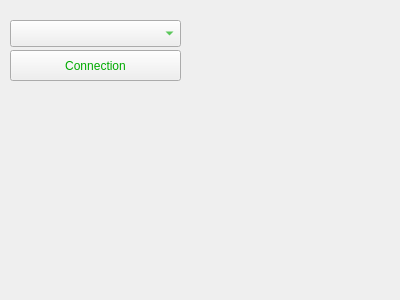
Above: Programmations/Qt/Version-1.0.0/Rover-Pilot/communicationserie.ui from Almisuifre/POSL-ROVER before the change. Below: the same form after it.
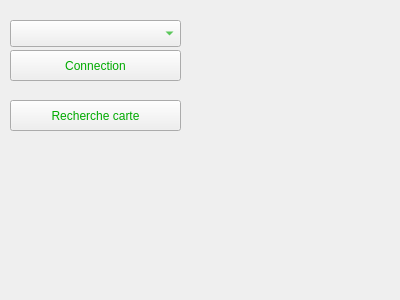
That is the form after the change.

Commit message: Ajout d'un bouton pour rafraîchir les cartes connectés au port Série.

Diff of the .ui file:
```diff
--- a/Programmations/Qt/Version-1.0.0/Rover-Pilot/communicationserie.ui
+++ b/Programmations/Qt/Version-1.0.0/Rover-Pilot/communicationserie.ui
@@ -42,6 +42,22 @@
     <string>Connection</string>
    </property>
   </widget>
+  <widget class="QPushButton" name="btnRechercheCarte">
+   <property name="geometry">
+    <rect>
+     <x>10</x>
+     <y>100</y>
+     <width>171</width>
+     <height>31</height>
+    </rect>
+   </property>
+   <property name="styleSheet">
+    <string notr="true">color: rgb(0, 170, 0);</string>
+   </property>
+   <property name="text">
+    <string>Recherche carte</string>
+   </property>
+  </widget>
  </widget>
  <resources/>
  <connections/>
```
The commit also changes 2 other files.
